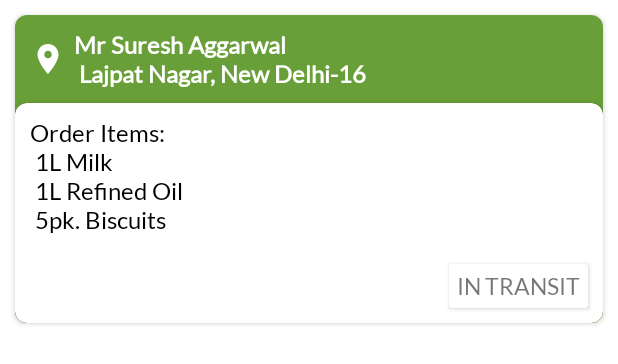
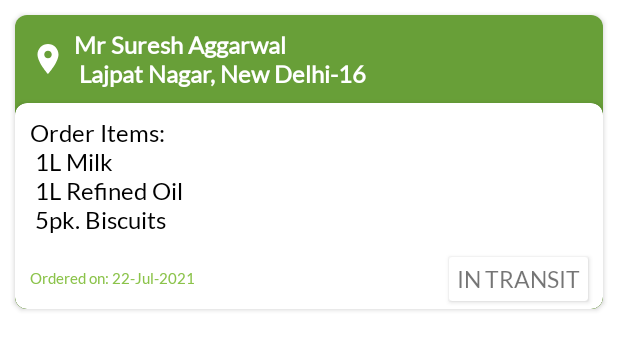
Before and after one commit to nishitagoyal/BuyTheBest-Users, an Android app: the layout order_placed_item_list.xml on its own in the app's theme, with its tools: preview values and no code run, on a phone screen of 412 x 824 dp. Shown: the top 364 px of the screen. Run offline under Robolectric (Android 15) with nearby library versions, the phone set to English and light mode, and no system bars.

Commit message:
Date and Status added for Order Placed items

```diff
--- a/app/src/main/res/layout/order_placed_item_list.xml
+++ b/app/src/main/res/layout/order_placed_item_list.xml
@@ -60,25 +60,46 @@
                     android:layout_margin="10dp"
                     android:id="@+id/order_details_textview"/>
 
+                <RelativeLayout
+                    android:layout_width="match_parent"
+                    android:layout_height="wrap_content"
+                    android:layout_gravity="end"
+                    android:orientation="horizontal">
+                    <TextView
+                        android:layout_width="wrap_content"
+                        android:layout_height="wrap_content"
+                        android:textSize="10sp"
+                        android:textColor="@color/green"
+                        android:layout_margin="10dp"
+                        android:fontFamily="@font/lato"
+                        android:layout_centerVertical="true"
+                        android:text="Ordered on: 22-Jul-2021"
+                        android:id="@+id/order_date"/>
 
                     <androidx.cardview.widget.CardView
                         android:id="@+id/status_cardview"
                         android:layout_width="wrap_content"
                         android:layout_height="wrap_content"
-                    android:layout_gravity="end"
-                    android:elevation="5dp"
-                    android:layout_margin="10dp">
+                        android:layout_alignParentEnd="true"
+                        android:layout_marginVertical="5dp"
+                        android:layout_marginEnd="10dp"
+                        android:elevation="5dp">
 
                         <TextView
+                            android:id="@+id/status_name"
                             android:layout_width="wrap_content"
                             android:layout_height="wrap_content"
-                        android:textSize="15sp"
                             android:layout_margin="5dp"
                             android:fontFamily="@font/lato"
                             android:text="IN TRANSIT"
-                        android:id="@+id/status_name"/>
+                            android:textSize="15sp" />
+
 
                     </androidx.cardview.widget.CardView>
+
+
+                </RelativeLayout>
+
 
             </LinearLayout>
 
```
Also changed, not shown: app/src/main/java/com/something/groceryapp/adapter/OrdersPlacedAdapter.java (+12 -0 lines), app/src/main/java/com/something/groceryapp/model/OrderPlaced.java (+20 -2 lines), app/src/main/java/com/something/groceryapp/ui/cart/CartFragment.java (+13 -1 lines). Lines whose indentation alone changed are shown as unchanged.
